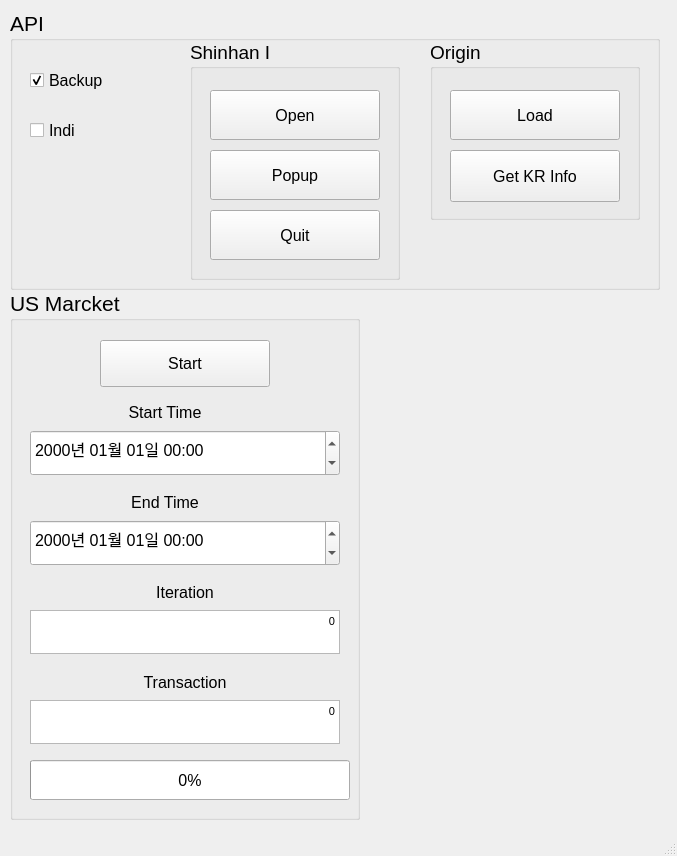
Above: pm/templates/main.ui from LeoHNLee/portfolio_manager before the change. Below: the same form after it.
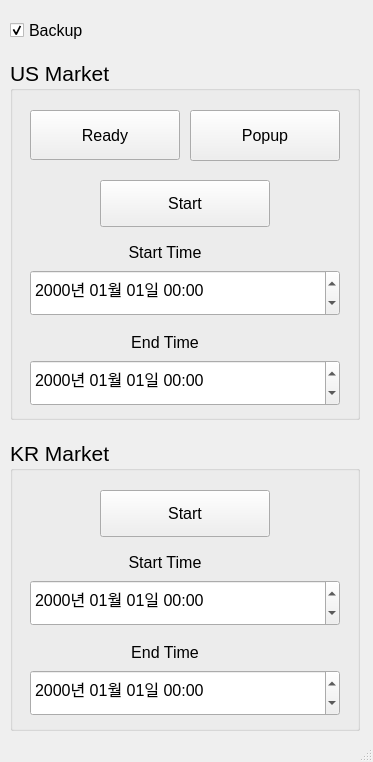
That is the form after the change.

Commit message: feat: ui 수정, kr추가

```diff
--- a/pm/templates/main.ui
+++ b/pm/templates/main.ui
@@ -9,21 +9,21 @@
    <rect>
     <x>0</x>
     <y>0</y>
-    <width>677</width>
-    <height>856</height>
+    <width>373</width>
+    <height>762</height>
    </rect>
   </property>
   <property name="windowTitle">
    <string>Portfolio Manager</string>
   </property>
   <widget class="QWidget" name="centralwidget">
-   <widget class="QGroupBox" name="API">
+   <widget class="QGroupBox" name="US">
     <property name="geometry">
      <rect>
       <x>10</x>
-      <y>10</y>
-      <width>650</width>
-      <height>280</height>
+      <y>60</y>
+      <width>350</width>
+      <height>360</height>
      </rect>
     </property>
     <property name="font">
@@ -32,18 +32,15 @@
      </font>
     </property>
     <property name="title">
-     <string>API</string>
+     <string>US Market</string>
     </property>
-    <widget class="QCheckBox" name="APIIndi_cb">
-     <property name="enabled">
-      <bool>true</bool>
-     </property>
+    <widget class="QLabel" name="label_4">
      <property name="geometry">
       <rect>
        <x>20</x>
-       <y>100</y>
-       <width>140</width>
-       <height>40</height>
+       <y>260</y>
+       <width>270</width>
+       <height>44</height>
       </rect>
      </property>
      <property name="font">
@@ -51,23 +48,23 @@
        <pointsize>12</pointsize>
       </font>
      </property>
-     <property name="acceptDrops">
+     <property name="text">
+      <string>End Time</string>
+     </property>
+     <property name="alignment">
+      <set>Qt::AlignCenter</set>
+     </property>
+     <property name="wordWrap">
       <bool>false</bool>
      </property>
-     <property name="text">
-      <string>Indi</string>
-     </property>
-     <property name="checkable">
-      <bool>true</bool>
-     </property>
     </widget>
-    <widget class="QCheckBox" name="APIBackup_cb">
+    <widget class="QDateTimeEdit" name="USStartTime_dt">
      <property name="geometry">
       <rect>
        <x>20</x>
-       <y>50</y>
-       <width>140</width>
-       <height>40</height>
+       <y>210</y>
+       <width>310</width>
+       <height>46</height>
       </rect>
      </property>
      <property name="font">
@@ -75,58 +72,45 @@
        <pointsize>12</pointsize>
       </font>
      </property>
-     <property name="mouseTracking">
-      <bool>true</bool>
+     <property name="dateTime">
+      <datetime>
+       <hour>0</hour>
+       <minute>0</minute>
+       <second>0</second>
+       <year>2000</year>
+       <month>1</month>
+       <day>1</day>
+      </datetime>
      </property>
-     <property name="text">
-      <string>Backup</string>
+     <property name="displayFormat">
+      <string>yyyy년 MM월 dd일 hh:mm</string>
      </property>
-     <property name="checked">
-      <bool>true</bool>
+    </widget>
+    <widget class="QDateTimeEdit" name="USEndTime_dt">
+     <property name="geometry">
+      <rect>
+       <x>20</x>
+       <y>300</y>
+       <width>310</width>
+       <height>46</height>
+      </rect>
      </property>
+     <property name="font">
+      <font>
+       <pointsize>12</pointsize>
+      </font>
+     </property>
+     <property name="displayFormat">
+      <string>yyyy년 MM월 dd일 hh:mm</string>
+     </property>
     </widget>
-    <widget class="QGroupBox" name="ShinhanI">
+    <widget class="QPushButton" name="USPopup_pb">
      <property name="geometry">
       <rect>
        <x>180</x>
-       <y>30</y>
-       <width>210</width>
-       <height>240</height>
-      </rect>
-     </property>
-     <property name="font">
-      <font>
-       <pointsize>14</pointsize>
-      </font>
-     </property>
-     <property name="title">
-      <string>Shinhan I</string>
-     </property>
-     <widget class="QPushButton" name="APISHIOpen_pb">
-      <property name="geometry">
-       <rect>
-        <x>20</x>
         <y>50</y>
-        <width>170</width>
-        <height>50</height>
-       </rect>
-      </property>
-      <property name="font">
-       <font>
-        <pointsize>12</pointsize>
-       </font>
-      </property>
-      <property name="text">
-       <string>Open</string>
-      </property>
-     </widget>
-     <widget class="QPushButton" name="APISHIPopup_pb">
-      <property name="geometry">
-       <rect>
-        <x>20</x>
-        <y>110</y>
-        <width>170</width>
-        <height>50</height>
+       <width>150</width>
+       <height>51</height>
        </rect>
       </property>
       <property name="font">
@@ -138,13 +122,13 @@
        <string>Popup</string>
       </property>
      </widget>
-     <widget class="QPushButton" name="APISHIQuit_pb">
+    <widget class="QLabel" name="label_3">
       <property name="geometry">
        <rect>
         <x>20</x>
         <y>170</y>
-        <width>170</width>
-        <height>50</height>
+       <width>270</width>
+       <height>44</height>
        </rect>
       </property>
       <property name="font">
@@ -153,33 +137,21 @@
        </font>
       </property>
       <property name="text">
-       <string>Quit</string>
-      </property>
-     </widget>
-    </widget>
-    <widget class="QGroupBox" name="Origin">
-     <property name="geometry">
-      <rect>
-       <x>420</x>
-       <y>30</y>
-       <width>210</width>
-       <height>180</height>
-      </rect>
+      <string>Start Time</string>
+     </property>
+     <property name="alignment">
+      <set>Qt::AlignCenter</set>
      </property>
-     <property name="font">
-      <font>
-       <pointsize>14</pointsize>
-      </font>
+     <property name="wordWrap">
+      <bool>false</bool>
      </property>
-     <property name="title">
-      <string>Origin</string>
-     </property>
-     <widget class="QPushButton" name="APIOriginLoad_pb">
+    </widget>
+    <widget class="QPushButton" name="USReady_pb">
       <property name="geometry">
        <rect>
         <x>20</x>
         <y>50</y>
-        <width>170</width>
+       <width>150</width>
         <height>50</height>
        </rect>
       </property>
@@ -189,16 +161,16 @@
        </font>
       </property>
       <property name="text">
-       <string>Load</string>
-      </property>
-     </widget>
-     <widget class="QPushButton" name="APIOriginGet_pb">
+      <string>Ready</string>
+     </property>
+    </widget>
+    <widget class="QPushButton" name="USStart_pb">
       <property name="geometry">
        <rect>
-        <x>20</x>
-        <y>110</y>
+       <x>90</x>
+       <y>120</y>
         <width>170</width>
-        <height>52</height>
+       <height>47</height>
        </rect>
       </property>
       <property name="font">
@@ -207,18 +179,17 @@
        </font>
       </property>
       <property name="text">
-       <string>Get KR Info</string>
+      <string>Start</string>
       </property>
      </widget>
     </widget>
-   </widget>
-   <widget class="QGroupBox" name="US">
+   <widget class="QGroupBox" name="US_2">
     <property name="geometry">
      <rect>
       <x>10</x>
-      <y>290</y>
+      <y>440</y>
       <width>350</width>
-      <height>530</height>
+      <height>291</height>
      </rect>
     </property>
     <property name="font">
@@ -227,9 +198,9 @@
      </font>
     </property>
     <property name="title">
-     <string>US Marcket</string>
+     <string>KR Market</string>
     </property>
-    <widget class="QLabel" name="label_4">
+    <widget class="QLabel" name="label_7">
      <property name="geometry">
       <rect>
        <x>20</x>
@@ -253,7 +224,7 @@
       <bool>false</bool>
      </property>
     </widget>
-    <widget class="QDateTimeEdit" name="USStartTime_dt">
+    <widget class="QDateTimeEdit" name="KRStartTime_dt">
      <property name="geometry">
       <rect>
        <x>20</x>
@@ -281,7 +252,7 @@
       <string>yyyy년 MM월 dd일 hh:mm</string>
      </property>
     </widget>
-    <widget class="QDateTimeEdit" name="USEndTime_dt">
+    <widget class="QDateTimeEdit" name="KREndTime_dt">
      <property name="geometry">
       <rect>
        <x>20</x>
@@ -299,7 +270,7 @@
       <string>yyyy년 MM월 dd일 hh:mm</string>
      </property>
     </widget>
-    <widget class="QPushButton" name="USStart_pb">
+    <widget class="QPushButton" name="KRStart_pb">
      <property name="geometry">
       <rect>
        <x>90</x>
@@ -317,7 +288,7 @@
       <string>Start</string>
      </property>
     </widget>
-    <widget class="QLabel" name="label_3">
+    <widget class="QLabel" name="label_8">
      <property name="geometry">
       <rect>
        <x>20</x>
@@ -341,54 +312,13 @@
       <bool>false</bool>
      </property>
     </widget>
-    <widget class="QLabel" name="label_11">
-     <property name="geometry">
-      <rect>
-       <x>20</x>
-       <y>280</y>
-       <width>310</width>
-       <height>45</height>
-      </rect>
-     </property>
-     <property name="font">
-      <font>
-       <pointsize>12</pointsize>
-      </font>
-     </property>
-     <property name="text">
-      <string>Iteration</string>
-     </property>
-     <property name="alignment">
-      <set>Qt::AlignCenter</set>
-     </property>
-    </widget>
-    <widget class="QLabel" name="label_12">
+   </widget>
+   <widget class="QCheckBox" name="Backup_cb">
      <property name="geometry">
       <rect>
-       <x>20</x>
-       <y>370</y>
-       <width>310</width>
-       <height>45</height>
-      </rect>
-     </property>
-     <property name="font">
-      <font>
-       <pointsize>12</pointsize>
-      </font>
-     </property>
-     <property name="text">
-      <string>Transaction</string>
-     </property>
-     <property name="alignment">
-      <set>Qt::AlignCenter</set>
-     </property>
-    </widget>
-    <widget class="QProgressBar" name="US_pbar">
-     <property name="geometry">
-      <rect>
-       <x>20</x>
-       <y>470</y>
-       <width>320</width>
+      <x>10</x>
+      <y>10</y>
+      <width>140</width>
        <height>40</height>
       </rect>
      </property>
@@ -397,66 +327,15 @@
        <pointsize>12</pointsize>
       </font>
      </property>
-     <property name="value">
-      <number>0</number>
-     </property>
-    </widget>
-    <widget class="QTextBrowser" name="USIter_tb">
-     <property name="geometry">
-      <rect>
-       <x>20</x>
-       <y>320</y>
-       <width>310</width>
-       <height>44</height>
-      </rect>
-     </property>
-     <property name="font">
-      <font>
-       <pointsize>12</pointsize>
-      </font>
-     </property>
-     <property name="verticalScrollBarPolicy">
-      <enum>Qt::ScrollBarAlwaysOff</enum>
-     </property>
-     <property name="horizontalScrollBarPolicy">
-      <enum>Qt::ScrollBarAlwaysOff</enum>
-     </property>
-     <property name="html">
-      <string>&lt;!DOCTYPE HTML PUBLIC &quot;-//W3C//DTD HTML 4.0//EN&quot; &quot;http://www.w3.org/TR/REC-html40/strict.dtd&quot;&gt;
-&lt;html&gt;&lt;head&gt;&lt;meta name=&quot;qrichtext&quot; content=&quot;1&quot; /&gt;&lt;style type=&quot;text/css&quot;&gt;
-p, li { white-space: pre-wrap; }
-&lt;/style&gt;&lt;/head&gt;&lt;body style=&quot; font-family:'MS Shell Dlg 2'; font-size:12pt; font-weight:400; font-style:normal;&quot;&gt;
-&lt;p align=&quot;right&quot; style=&quot; margin-top:0px; margin-bottom:0px; margin-left:0px; margin-right:0px; -qt-block-indent:0; text-indent:0px;&quot;&gt;&lt;span style=&quot; font-size:8pt;&quot;&gt;0&lt;/span&gt;&lt;/p&gt;&lt;/body&gt;&lt;/html&gt;</string>
-     </property>
-    </widget>
-    <widget class="QTextBrowser" name="USTrans_tb">
-     <property name="geometry">
-      <rect>
-       <x>20</x>
-       <y>410</y>
-       <width>310</width>
-       <height>44</height>
-      </rect>
-     </property>
-     <property name="font">
-      <font>
-       <pointsize>12</pointsize>
-      </font>
-     </property>
-     <property name="verticalScrollBarPolicy">
-      <enum>Qt::ScrollBarAlwaysOff</enum>
-     </property>
-     <property name="horizontalScrollBarPolicy">
-      <enum>Qt::ScrollBarAlwaysOff</enum>
-     </property>
-     <property name="html">
-      <string>&lt;!DOCTYPE HTML PUBLIC &quot;-//W3C//DTD HTML 4.0//EN&quot; &quot;http://www.w3.org/TR/REC-html40/strict.dtd&quot;&gt;
-&lt;html&gt;&lt;head&gt;&lt;meta name=&quot;qrichtext&quot; content=&quot;1&quot; /&gt;&lt;style type=&quot;text/css&quot;&gt;
-p, li { white-space: pre-wrap; }
-&lt;/style&gt;&lt;/head&gt;&lt;body style=&quot; font-family:'MS Shell Dlg 2'; font-size:12pt; font-weight:400; font-style:normal;&quot;&gt;
-&lt;p align=&quot;right&quot; style=&quot; margin-top:0px; margin-bottom:0px; margin-left:0px; margin-right:0px; -qt-block-indent:0; text-indent:0px;&quot;&gt;&lt;span style=&quot; font-size:8pt;&quot;&gt;0&lt;/span&gt;&lt;/p&gt;&lt;/body&gt;&lt;/html&gt;</string>
-     </property>
-    </widget>
+    <property name="mouseTracking">
+     <bool>true</bool>
+    </property>
+    <property name="text">
+     <string>Backup</string>
+    </property>
+    <property name="checked">
+     <bool>true</bool>
+    </property>
    </widget>
   </widget>
   <widget class="QStatusBar" name="statusbar"/>
```
Lines whose indentation alone changed are shown as unchanged. The commit also changes 5 other files.
